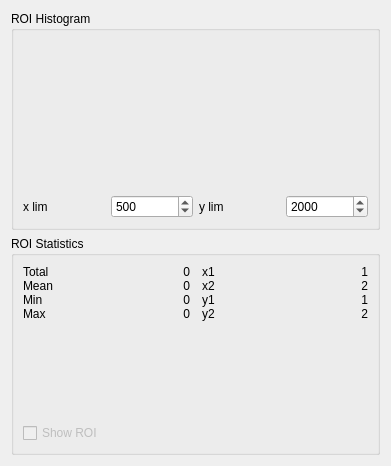
Above: viewer/roi_dialog.ui from lcici/qCamera before the change. Below: the same form after it.
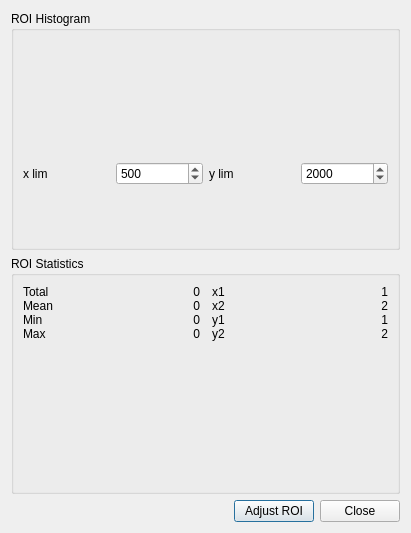
That is the form after the change. Custom widgets are drawn as their Qt base class.

```diff
--- a/viewer/roi_dialog.ui
+++ b/viewer/roi_dialog.ui
@@ -6,8 +6,8 @@
    <rect>
     <x>0</x>
     <y>0</y>
-    <width>391</width>
-    <height>466</height>
+    <width>411</width>
+    <height>533</height>
    </rect>
   </property>
   <property name="windowTitle">
@@ -22,6 +22,18 @@
      <layout class="QVBoxLayout" name="verticalLayout_3">
       <item>
        <widget class="CurveWidget" name="roiHistWidget">
+        <property name="sizePolicy">
+         <sizepolicy hsizetype="Expanding" vsizetype="Fixed">
+          <horstretch>0</horstretch>
+          <verstretch>100</verstretch>
+         </sizepolicy>
+        </property>
+        <property name="minimumSize">
+         <size>
+          <width>0</width>
+          <height>10</height>
+         </size>
+        </property>
         <property name="orientation">
          <enum>Qt::Horizontal</enum>
         </property>
@@ -83,16 +95,6 @@
       <property name="horizontalSpacing">
        <number>12</number>
       </property>
-      <item row="1" column="0">
-       <widget class="QCheckBox" name="showROIBox">
-        <property name="enabled">
-         <bool>false</bool>
-        </property>
-        <property name="text">
-         <string>Show ROI</string>
-        </property>
-       </widget>
-      </item>
       <item row="0" column="0">
        <layout class="QFormLayout" name="formLayout">
         <property name="fieldGrowthPolicy">
@@ -246,6 +248,37 @@
      </layout>
     </widget>
    </item>
+   <item>
+    <layout class="QHBoxLayout" name="horizontalLayout">
+     <item>
+      <spacer name="horizontalSpacer">
+       <property name="orientation">
+        <enum>Qt::Horizontal</enum>
+       </property>
+       <property name="sizeHint" stdset="0">
+        <size>
+         <width>40</width>
+         <height>20</height>
+        </size>
+       </property>
+      </spacer>
+     </item>
+     <item>
+      <widget class="QPushButton" name="adjustROIButton">
+       <property name="text">
+        <string>Adjust ROI</string>
+       </property>
+      </widget>
+     </item>
+     <item>
+      <widget class="QPushButton" name="closeButton">
+       <property name="text">
+        <string>Close</string>
+       </property>
+      </widget>
+     </item>
+    </layout>
+   </item>
   </layout>
  </widget>
  <customwidgets>
```
Left out of the diff: 7 changed lines with no effect on the pictures.
